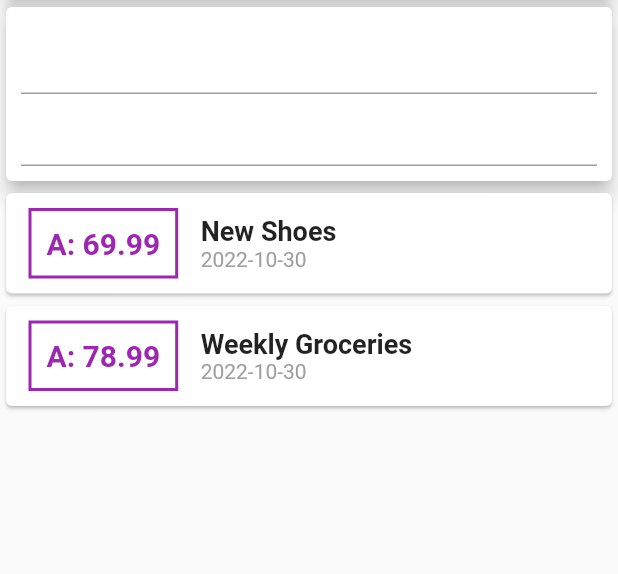
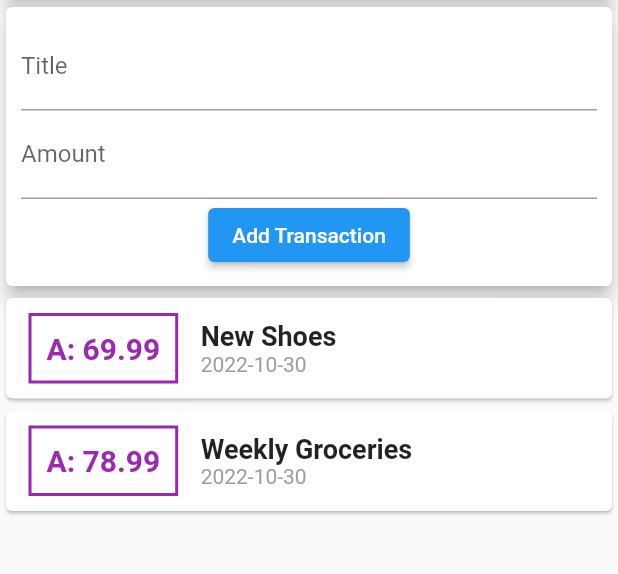
Before and after one commit to Z-kamili/Flutter_chart_app, a Flutter app: the screen it shows after launch, on a phone screen of 412 x 824 dp, the part 119-693 px from its top. Run offline on Flutter 3.47's test engine with Material 2 defaults, Android fonts, the phone set to English and light mode, and no system bars.

Commit message:
add button

```diff
--- a/lib/main.dart
+++ b/lib/main.dart
@@ -17,11 +17,11 @@ class MyApp extends StatelessWidget {
         // This is the theme of your application.
         //
         // Try running your application with "flutter run". You'll see the
-        // application has a blue toolbar. Then, without quitting the app, try
-        // changing the primarySwatch below to Colors.green and then invoke
+        // application has a blue toolbar. Then, without quitting the app, try.
+        // changing the primarySwatch below to Colors.green and then invoke.
         // "hot reload" (press "r" in the console where you ran "flutter run",
         // or simply save your changes to "hot reload" in a Flutter IDE).
-        // Notice that the counter didn't reset back to zero; the application
+        // Notice that the counter didn't reset back to zero; the application.
         // is not restarted.
         primarySwatch: Colors.blue,
       ),
@@ -78,8 +78,20 @@ class _MyHomePageState extends State<MyHomePage> {
                 padding: EdgeInsets.all(10),
                 child:Column(
                   children: <Widget>[
-                       TextField(),
-                       TextField(),
+                       TextField(
+                        decoration: InputDecoration(labelText: 'Title'),
+                       ),
+                       TextField(
+                        decoration: InputDecoration(labelText: 'Amount'),
+                       ),
+                       ElevatedButton(
+                        child:Text('Add Transaction'),
+                        style: ElevatedButton.styleFrom(
+                             // ignore: deprecated_member_use
+                             primary: Colors.blue,
+                        ),
+                        onPressed: (){},
+                        )
                     ],
                   ),
               )
```
